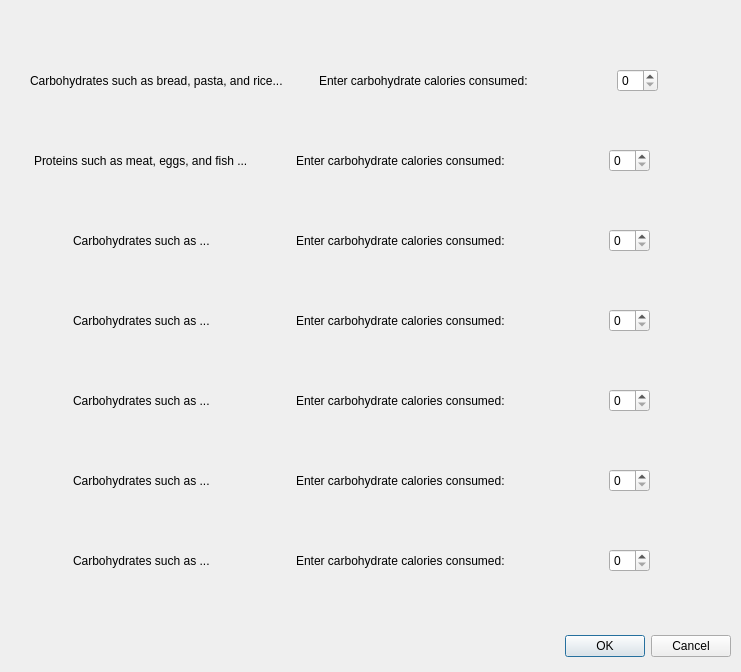
First picture: the form in foodintake.ui, repository kevinlucas23/getFit, before the edit.
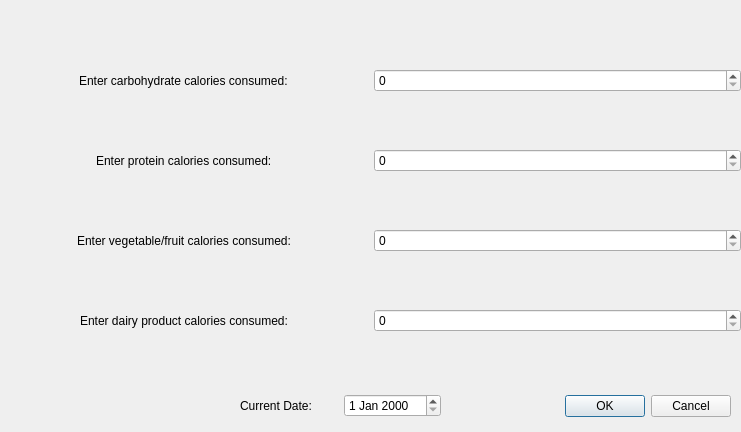
Second picture: the form after the edit.

Patch:
```diff
--- a/foodintake.ui
+++ b/foodintake.ui
@@ -7,7 +7,7 @@
     <x>0</x>
     <y>0</y>
     <width>741</width>
-    <height>672</height>
+    <height>432</height>
    </rect>
   </property>
   <property name="windowTitle">
@@ -17,7 +17,7 @@
    <property name="geometry">
     <rect>
      <x>560</x>
-     <y>630</y>
+     <y>390</y>
      <width>171</width>
      <height>32</height>
     </rect>
@@ -39,45 +39,6 @@
     </rect>
    </property>
    <layout class="QHBoxLayout" name="horizontalLayout">
-    <item>
-     <spacer name="horizontalSpacer_14">
-      <property name="orientation">
-       <enum>Qt::Horizontal</enum>
-      </property>
-      <property name="sizeType">
-       <enum>QSizePolicy::Fixed</enum>
-      </property>
-      <property name="sizeHint" stdset="0">
-       <size>
-        <width>30</width>
-        <height>76</height>
-       </size>
-      </property>
-     </spacer>
-    </item>
-    <item alignment="Qt::AlignHCenter">
-     <widget class="QLabel" name="label_2">
-      <property name="text">
-       <string>Carbohydrates such as bread, pasta, and rice...</string>
-      </property>
-     </widget>
-    </item>
-    <item>
-     <spacer name="horizontalSpacer_2">
-      <property name="orientation">
-       <enum>Qt::Horizontal</enum>
-      </property>
-      <property name="sizeType">
-       <enum>QSizePolicy::Fixed</enum>
-      </property>
-      <property name="sizeHint" stdset="0">
-       <size>
-        <width>30</width>
-        <height>76</height>
-       </size>
-      </property>
-     </spacer>
-    </item>
     <item alignment="Qt::AlignHCenter">
      <widget class="QLabel" name="label">
       <property name="text">
@@ -85,7 +46,7 @@
       </property>
      </widget>
     </item>
-    <item alignment="Qt::AlignHCenter">
+    <item>
      <widget class="QSpinBox" name="spinBox"/>
     </item>
    </layout>
@@ -100,53 +61,14 @@
     </rect>
    </property>
    <layout class="QHBoxLayout" name="horizontalLayout_2">
-    <item>
-     <spacer name="horizontalSpacer_13">
-      <property name="orientation">
-       <enum>Qt::Horizontal</enum>
-      </property>
-      <property name="sizeType">
-       <enum>QSizePolicy::Fixed</enum>
-      </property>
-      <property name="sizeHint" stdset="0">
-       <size>
-        <width>30</width>
-        <height>76</height>
-       </size>
-      </property>
-     </spacer>
-    </item>
-    <item alignment="Qt::AlignHCenter">
-     <widget class="QLabel" name="label_3">
-      <property name="text">
-       <string>Proteins such as meat, eggs, and fish ...</string>
-      </property>
-     </widget>
-    </item>
-    <item>
-     <spacer name="horizontalSpacer">
-      <property name="orientation">
-       <enum>Qt::Horizontal</enum>
-      </property>
-      <property name="sizeType">
-       <enum>QSizePolicy::Fixed</enum>
-      </property>
-      <property name="sizeHint" stdset="0">
-       <size>
-        <width>30</width>
-        <height>76</height>
-       </size>
-      </property>
-     </spacer>
-    </item>
     <item alignment="Qt::AlignHCenter">
      <widget class="QLabel" name="label_4">
       <property name="text">
-       <string>Enter carbohydrate calories consumed:</string>
+       <string>Enter protein calories consumed:</string>
       </property>
      </widget>
     </item>
-    <item alignment="Qt::AlignHCenter">
+    <item>
      <widget class="QSpinBox" name="spinBox_2"/>
     </item>
    </layout>
@@ -161,53 +83,14 @@
     </rect>
    </property>
    <layout class="QHBoxLayout" name="horizontalLayout_3">
-    <item>
-     <spacer name="horizontalSpacer_9">
-      <property name="orientation">
-       <enum>Qt::Horizontal</enum>
-      </property>
-      <property name="sizeType">
-       <enum>QSizePolicy::Fixed</enum>
-      </property>
-      <property name="sizeHint" stdset="0">
-       <size>
-        <width>30</width>
-        <height>76</height>
-       </size>
-      </property>
-     </spacer>
-    </item>
-    <item alignment="Qt::AlignHCenter">
-     <widget class="QLabel" name="label_5">
-      <property name="text">
-       <string>Carbohydrates such as ...</string>
-      </property>
-     </widget>
-    </item>
-    <item>
-     <spacer name="horizontalSpacer_3">
-      <property name="orientation">
-       <enum>Qt::Horizontal</enum>
-      </property>
-      <property name="sizeType">
-       <enum>QSizePolicy::Fixed</enum>
-      </property>
-      <property name="sizeHint" stdset="0">
-       <size>
-        <width>30</width>
-        <height>76</height>
-       </size>
-      </property>
-     </spacer>
-    </item>
     <item alignment="Qt::AlignHCenter">
      <widget class="QLabel" name="label_6">
       <property name="text">
-       <string>Enter carbohydrate calories consumed:</string>
+       <string>Enter vegetable/fruit calories consumed:</string>
       </property>
      </widget>
     </item>
-    <item alignment="Qt::AlignHCenter">
+    <item>
      <widget class="QSpinBox" name="spinBox_3"/>
     </item>
    </layout>
@@ -222,53 +105,14 @@
     </rect>
    </property>
    <layout class="QHBoxLayout" name="horizontalLayout_4">
-    <item>
-     <spacer name="horizontalSpacer_12">
-      <property name="orientation">
-       <enum>Qt::Horizontal</enum>
-      </property>
-      <property name="sizeType">
-       <enum>QSizePolicy::Fixed</enum>
-      </property>
-      <property name="sizeHint" stdset="0">
-       <size>
-        <width>30</width>
-        <height>76</height>
-       </size>
-      </property>
-     </spacer>
-    </item>
-    <item alignment="Qt::AlignHCenter">
-     <widget class="QLabel" name="label_7">
-      <property name="text">
-       <string>Carbohydrates such as ...</string>
-      </property>
-     </widget>
-    </item>
-    <item>
-     <spacer name="horizontalSpacer_8">
-      <property name="orientation">
-       <enum>Qt::Horizontal</enum>
-      </property>
-      <property name="sizeType">
-       <enum>QSizePolicy::Fixed</enum>
-      </property>
-      <property name="sizeHint" stdset="0">
-       <size>
-        <width>30</width>
-        <height>76</height>
-       </size>
-      </property>
-     </spacer>
-    </item>
     <item alignment="Qt::AlignHCenter">
      <widget class="QLabel" name="label_8">
       <property name="text">
-       <string>Enter carbohydrate calories consumed:</string>
+       <string>Enter dairy product calories consumed:</string>
       </property>
      </widget>
     </item>
-    <item alignment="Qt::AlignHCenter">
+    <item>
      <widget class="QSpinBox" name="spinBox_4"/>
     </item>
    </layout>
@@ -276,183 +120,22 @@
   <widget class="QWidget" name="horizontalLayoutWidget_5">
    <property name="geometry">
     <rect>
-     <x>0</x>
-     <y>360</y>
-     <width>741</width>
-     <height>81</height>
+     <x>240</x>
+     <y>390</y>
+     <width>201</width>
+     <height>31</height>
     </rect>
    </property>
    <layout class="QHBoxLayout" name="horizontalLayout_5">
     <item>
-     <spacer name="horizontalSpacer_10">
-      <property name="orientation">
-       <enum>Qt::Horizontal</enum>
-      </property>
-      <property name="sizeType">
-       <enum>QSizePolicy::Fixed</enum>
-      </property>
-      <property name="sizeHint" stdset="0">
-       <size>
-        <width>30</width>
-        <height>76</height>
-       </size>
-      </property>
-     </spacer>
-    </item>
-    <item alignment="Qt::AlignHCenter">
      <widget class="QLabel" name="label_9">
       <property name="text">
-       <string>Carbohydrates such as ...</string>
+       <string>Current Date: </string>
       </property>
      </widget>
     </item>
     <item>
-     <spacer name="horizontalSpacer_7">
-      <property name="orientation">
-       <enum>Qt::Horizontal</enum>
-      </property>
-      <property name="sizeType">
-       <enum>QSizePolicy::Fixed</enum>
-      </property>
-      <property name="sizeHint" stdset="0">
-       <size>
-        <width>30</width>
-        <height>76</height>
-       </size>
-      </property>
-     </spacer>
-    </item>
-    <item alignment="Qt::AlignHCenter">
-     <widget class="QLabel" name="label_10">
-      <property name="text">
-       <string>Enter carbohydrate calories consumed:</string>
-      </property>
-     </widget>
-    </item>
-    <item alignment="Qt::AlignHCenter">
-     <widget class="QSpinBox" name="spinBox_5"/>
-    </item>
-   </layout>
-  </widget>
-  <widget class="QWidget" name="horizontalLayoutWidget_6">
-   <property name="geometry">
-    <rect>
-     <x>0</x>
-     <y>440</y>
-     <width>741</width>
-     <height>81</height>
-    </rect>
-   </property>
-   <layout class="QHBoxLayout" name="horizontalLayout_6">
-    <item>
-     <spacer name="horizontalSpacer_11">
-      <property name="orientation">
-       <enum>Qt::Horizontal</enum>
-      </property>
-      <property name="sizeType">
-       <enum>QSizePolicy::Fixed</enum>
-      </property>
-      <property name="sizeHint" stdset="0">
-       <size>
-        <width>30</width>
-        <height>76</height>
-       </size>
-      </property>
-     </spacer>
-    </item>
-    <item alignment="Qt::AlignHCenter">
-     <widget class="QLabel" name="label_11">
-      <property name="text">
-       <string>Carbohydrates such as ...</string>
-      </property>
-     </widget>
-    </item>
-    <item>
-     <spacer name="horizontalSpacer_6">
-      <property name="orientation">
-       <enum>Qt::Horizontal</enum>
-      </property>
-      <property name="sizeType">
-       <enum>QSizePolicy::Fixed</enum>
-      </property>
-      <property name="sizeHint" stdset="0">
-       <size>
-        <width>30</width>
-        <height>76</height>
-       </size>
-      </property>
-     </spacer>
-    </item>
-    <item alignment="Qt::AlignHCenter">
-     <widget class="QLabel" name="label_12">
-      <property name="text">
-       <string>Enter carbohydrate calories consumed:</string>
-      </property>
-     </widget>
-    </item>
-    <item alignment="Qt::AlignHCenter">
-     <widget class="QSpinBox" name="spinBox_6"/>
-    </item>
-   </layout>
-  </widget>
-  <widget class="QWidget" name="horizontalLayoutWidget_7">
-   <property name="geometry">
-    <rect>
-     <x>0</x>
-     <y>520</y>
-     <width>741</width>
-     <height>81</height>
-    </rect>
-   </property>
-   <layout class="QHBoxLayout" name="horizontalLayout_7">
-    <item>
-     <spacer name="horizontalSpacer_4">
-      <property name="orientation">
-       <enum>Qt::Horizontal</enum>
-      </property>
-      <property name="sizeType">
-       <enum>QSizePolicy::Fixed</enum>
-      </property>
-      <property name="sizeHint" stdset="0">
-       <size>
-        <width>30</width>
-        <height>76</height>
-       </size>
-      </property>
-     </spacer>
-    </item>
-    <item alignment="Qt::AlignHCenter">
-     <widget class="QLabel" name="label_13">
-      <property name="text">
-       <string>Carbohydrates such as ...</string>
-      </property>
-     </widget>
-    </item>
-    <item>
-     <spacer name="horizontalSpacer_5">
-      <property name="orientation">
-       <enum>Qt::Horizontal</enum>
-      </property>
-      <property name="sizeType">
-       <enum>QSizePolicy::Fixed</enum>
-      </property>
-      <property name="sizeHint" stdset="0">
-       <size>
-        <width>30</width>
-        <height>76</height>
-       </size>
-      </property>
-     </spacer>
-    </item>
-    <item alignment="Qt::AlignHCenter">
-     <widget class="QLabel" name="label_14">
-      <property name="text">
-       <string>Enter carbohydrate calories consumed:</string>
-      </property>
-     </widget>
-    </item>
-    <item alignment="Qt::AlignHCenter">
-     <widget class="QSpinBox" name="spinBox_7"/>
+     <widget class="QDateEdit" name="dateEdit"/>
     </item>
    </layout>
   </widget>
```
